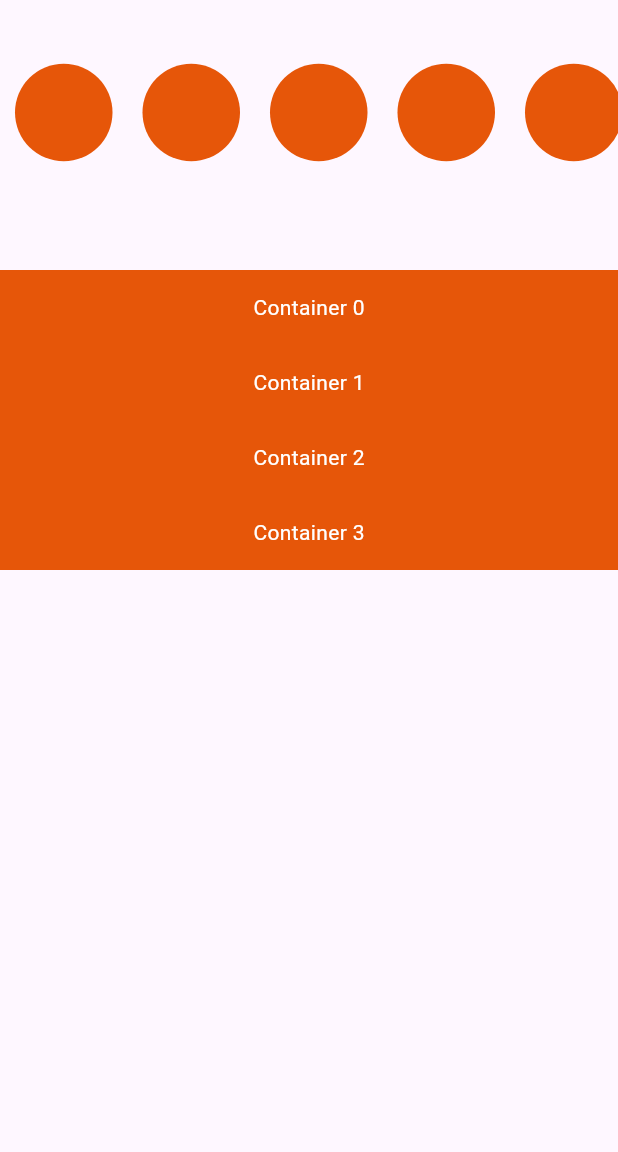
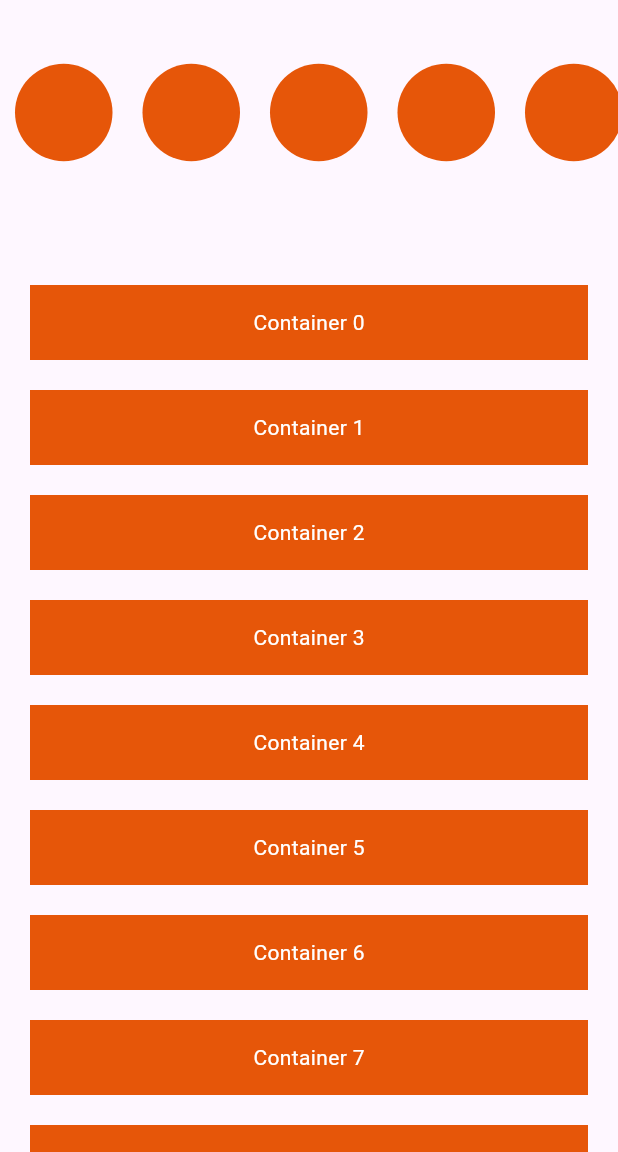
Before and after one commit to sultankasym/instagram-exemple, a Flutter app: the screen it shows after launch, on a phone screen of 412 x 824 dp, the part 84-1236 px from its top. Run offline on Flutter 3.47's test engine with Material 3 defaults, Android fonts, the phone set to English and light mode, and no system bars.

Commit message:
exemple insta

```diff
--- a/lib/first_page.dart
+++ b/lib/first_page.dart
@@ -7,12 +7,12 @@ class FirstPage extends StatelessWidget {
   Widget build(BuildContext context) {
     return Scaffold(
       appBar: AppBar(
-        backgroundColor: Color.fromARGB(255, 230, 86, 9),
+        backgroundColor: const Color.fromARGB(255, 230, 86, 9),
         title: const Text('ListView exemple Instagram'),
       ),
       body: ListView(
         children: [
-          Container(
+          SizedBox(
             height: 150,
             // width: 300,
             // color: Color.fromARGB(255, 230, 86, 9),
@@ -37,28 +37,54 @@ class FirstPage extends StatelessWidget {
           const SizedBox(
             height: 30,
           ),
-          Container(
-            height: 200,
-            child: ListView.builder(
-              scrollDirection: Axis.vertical,
-              itemCount: 10,
-              itemBuilder: (context, count) {
-              return  Container(
-                  decoration:  const BoxDecoration(    color: Color.fromARGB(255, 230, 86, 9),),
-                  height: 50,
-                  width: 70,
-                  child: Center(
-                    child: Text(
-                      'Container $count',
-                      style: TextStyle(color: Colors.white),
+          SizedBox(
+            child: Column(
+              crossAxisAlignment: CrossAxisAlignment.center,
+              children:
+            List.generate(10, (index) {
+                  EdgeInsets.symmetric(vertical: 10, horizontal: 20);
+                 return Padding(
+                   padding: const EdgeInsets.symmetric(horizontal: 20, vertical: 10),
+                   child: Container(
+                      height: 50,
+                      color: Color.fromARGB(255, 230, 86, 9),
+                      child: Center(
+                        child: Text('Container $index', style: TextStyle(color: Colors.white)),
+                      ),
                     ),
-                  ),
-                );
-              },
+                 );
+                })
+
             ),
-          )
+            // height: 200,
+            // child: ListView.builder(
+            //   scrollDirection: Axis.vertical,
+            //   itemCount: 10,
+            //   itemBuilder: (context, count) {
+            //   return Container(
+            //       decoration:  const BoxDecoration(    color: Color.fromARGB(255, 230, 86, 9),),
+            //       height: 50,
+            //       width: 300,
+            //       child: Center(
+            //         child: Container(
+
+            //           color: Colors.red,
+            //           width: double.infinity,
+            //           height: 50,
+            //           child: Text(
+            //             'Container $count',
+            //             style: const TextStyle(color: Colors.white),
+            //           ),
+            //         ),
+            //       ),
+            //     );
+            //   },
+            // ),
+          ),
+
         ],
       ),
+
     );
   }
 }
```
